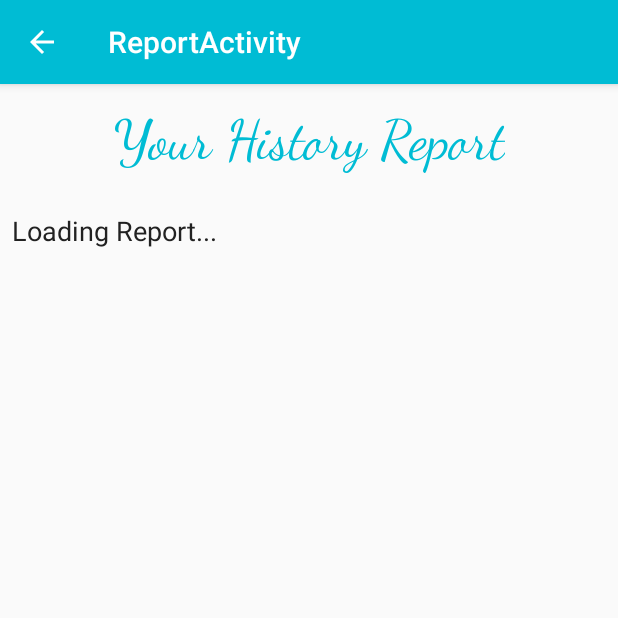
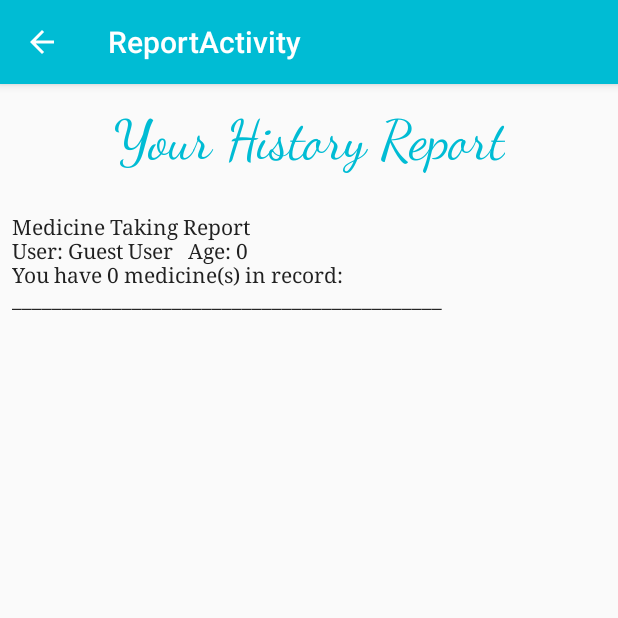
Before and after one commit to JiyunShi/MedicineTracker, an Android app: the screen it shows after launch (ReportActivity), in the side drawer, after a tap on "History/Report", on a phone screen of 412 x 824 dp, the top half of it. Run offline under Robolectric (Android 15) with nearby library versions, the phone set to English and light mode, and no system bars.

Commit message:
finish report page

```diff
--- a/app/src/main/java/com/example/niceday/medicinetracker/ReportActivity.java
+++ b/app/src/main/java/com/example/niceday/medicinetracker/ReportActivity.java
@@ -6,8 +6,18 @@ import android.support.design.widget.Snackbar;
 import android.support.v7.app.AppCompatActivity;
 import android.support.v7.widget.Toolbar;
 import android.view.View;
+import android.widget.TextView;
+
+import com.google.gson.Gson;
+
+import java.text.SimpleDateFormat;
+import java.util.Date;
 
 public class ReportActivity extends AppCompatActivity {
+
+    TextView txtReport;
+    User currentUser;
+
 
     @Override
     protected void onCreate(Bundle savedInstanceState) {
@@ -16,6 +26,35 @@ public class ReportActivity extends AppCompatActivity {
         final Toolbar toolbar = (Toolbar) findViewById(R.id.toolbar);
         setSupportActionBar(toolbar);
         getSupportActionBar().setDisplayHomeAsUpEnabled(true);
+        String underScore = "___________________________________________";
+        txtReport = (TextView) findViewById(R.id.txtReport);
+
+        String jsonUserObject="";
+        Bundle extras = getIntent().getExtras();
+        if(extras !=null){
+            jsonUserObject = extras.getString("currentUser");
+        }
+        currentUser = new Gson().fromJson(jsonUserObject, User.class);
+
+        String finalReport = "Medicine Taking Report \r\nUser: ";
+        finalReport += currentUser.getName() +"   Age: " + currentUser.getAge() +"\r\nYou have " + currentUser.getPlans().size() + " medicine(s) in record: \r\n"+underScore+"\r\n";
+        Plan thisPlan = new Plan();
+        for(int i=0; i< currentUser.getPlans().size();i++){
+            thisPlan = currentUser.getPlans().get(i);
+            String frenquence ="";
+            String[] dayTime = {" Morning", " Afternoon", " Evening"};
+            for(int j=0; j<3; j++) if(thisPlan.getTimesPerDay(j)) frenquence+= dayTime[j];
+
+            finalReport += (i+1)+"):\r\nMed Name: "+thisPlan.getMedName() +"\r\nStartFrom: "+
+                    new SimpleDateFormat("yyyy-MM-dd").format(new Date(thisPlan.getPlanStartTime()))+ "\r\n"+ thisPlan.getDosage()+" "+thisPlan.getUnit()+ " Every "+frenquence +
+                        ". \r\nTotal Dosage: "+ thisPlan.getTotalDosage() +" "+thisPlan.getUnit() +"\r\nStill left: " + thisPlan.getLeftDosage() +" "+thisPlan.getUnit()+"\r\n"+underScore+"\r\n";
+        }
+
+        txtReport.setText(finalReport);
+
+
+
+
 
 
 
--- a/app/src/main/res/layout/content_report.xml
+++ b/app/src/main/res/layout/content_report.xml
@@ -31,9 +31,14 @@
         android:layout_marginRight="8dp"
         android:layout_marginStart="8dp"
         android:layout_marginTop="25dp"
+        android:fontFamily="serif"
+        android:maxLines="20"
+        android:scrollbars="vertical"
         android:text="Loading Report..."
         android:textAppearance="@style/TextAppearance.AppCompat.Medium"
         android:textColor="@color/primary_text"
+        android:textSize="14sp"
+        app:layout_constraintHorizontal_bias="0.0"
         app:layout_constraintLeft_toLeftOf="parent"
         app:layout_constraintRight_toRightOf="parent"
         app:layout_constraintTop_toBottomOf="@+id/textView14" />
```
